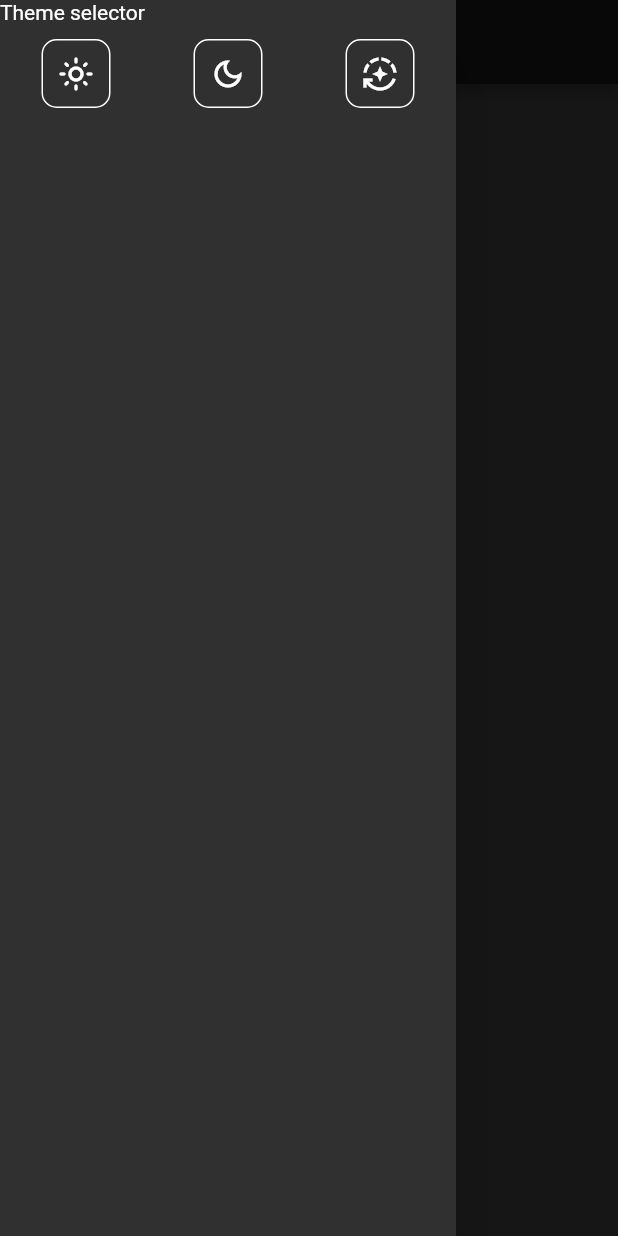
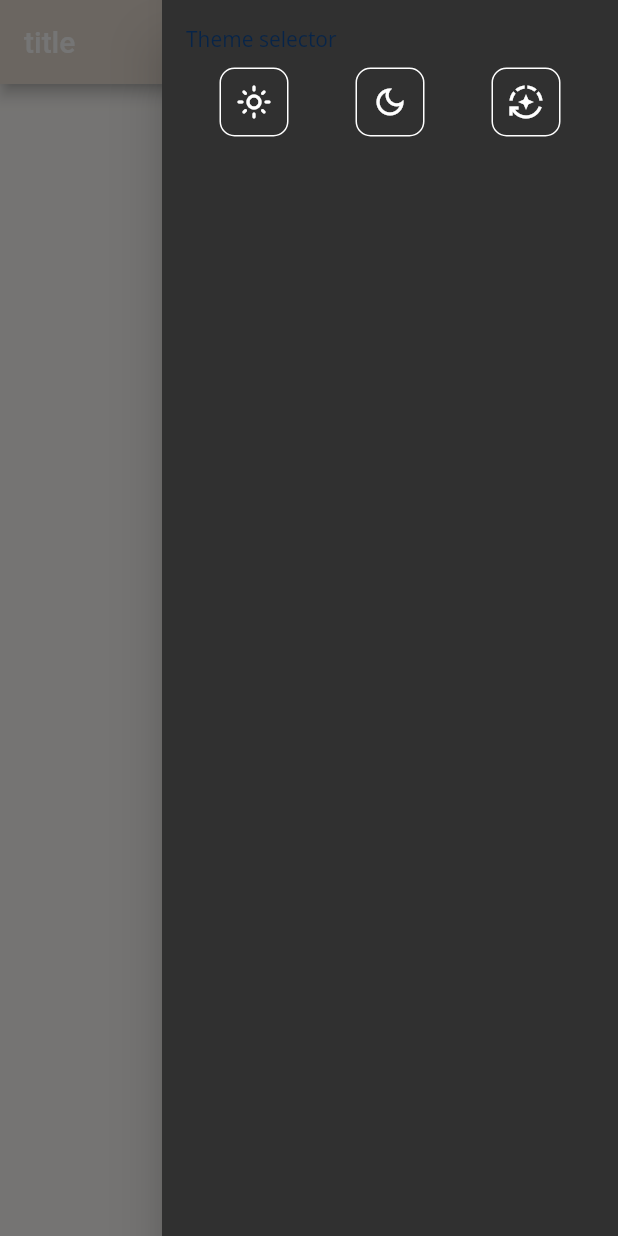
Before and after one commit to cristian2024/cobro_app, a Flutter app: the screen it shows after launch, in the side drawer, after a tap on the "light mode" icon, on a phone screen of 412 x 824 dp. Run offline on Flutter 3.47's test engine with Material 2 defaults, Android fonts, the light colour scheme and no system bars; our stand-ins replace flutter_bloc, flutter_secure_storage, google_fonts.

Commit message:
Using provider to dependency injection of services

```diff
--- a/lib/bloc/bloc_config.dart
+++ b/lib/bloc/bloc_config.dart
@@ -1,6 +1,8 @@
 import 'package:cobro_app/bloc/theme/theme_cubit.dart';
+import 'package:cobro_app/services/theme/theme_service.dart';
 import 'package:flutter/material.dart';
 import 'package:flutter_bloc/flutter_bloc.dart';
+import 'package:provider/provider.dart';
 
 class BlocConfig extends StatelessWidget {
   const BlocConfig({
@@ -14,7 +16,13 @@
     return MultiBlocProvider(
       providers: [
         BlocProvider(
-          create: (context) => ThemeCubit(ThemeData.dark()),
+          create: (context) => ThemeCubit(
+            ThemeData.dark(),
+            service: Provider.of<ThemeService>(
+              context,
+              listen: false,
+            ),
+          ),
         ),
       ],
       child: child,
--- a/lib/bloc/theme/theme_cubit.dart
+++ b/lib/bloc/theme/theme_cubit.dart
@@ -1,10 +1,17 @@
+import 'package:cobro_app/services/theme/theme_service.dart';
+import 'package:cobro_app/ui/theme.dart';
 import 'package:flutter/material.dart';
 import 'package:flutter_bloc/flutter_bloc.dart';
 
 class ThemeCubit extends Cubit<ThemeData> {
-  ThemeCubit(super.initialState);
-
-  void changeColorTheme(ThemeData theme) {
-    emit(theme);
+  ThemeCubit(
+    super.initialState, {
+    required this.service,
+  });
+  ThemeService service;
+  void changeColorTheme(ThemeOptions option) async {
+    ThemeData data = service.getThemeFromOption(option);
+    await service.setThemeDataOnStorage(option);
+    emit(data);
   }
 }
--- a/lib/main.dart
+++ b/lib/main.dart
@@ -1,5 +1,6 @@
 import 'package:cobro_app/bloc/bloc_config.dart';
 import 'package:cobro_app/bloc/theme/theme_cubit.dart';
+import 'package:cobro_app/providers/profiders_config.dart';
 import 'package:cobro_app/repository/repositories_config.dart';
 import 'package:cobro_app/ui/routes.dart';
 import 'package:cobro_app/ui/theme.dart';
@@ -15,19 +16,21 @@
 
   @override
   Widget build(BuildContext context) {
-    return RepositoriesConfig(
+    return ProvidersConfig(
+      child: RepositoriesConfig(
         child: BlocConfig(
           child: BlocBuilder<ThemeCubit, ThemeData>(
             builder: (context, state) {
               return MaterialApp(
                 title: 'Cobro',
-              theme: AppThemes.darkTheme,
+                theme: state,
                 routes: AppRoutes.routes,
                 initialRoute: AppRoutes.initialRoute,
               );
             },
           ),
         ),
+      ),
     );
   }
 }
--- /dev/null
+++ b/lib/providers/profiders_config.dart
@@ -0,0 +1,22 @@
+import 'package:cobro_app/services/theme/theme_service.dart';
+import 'package:flutter/material.dart';
+import 'package:provider/provider.dart';
+
+class ProvidersConfig extends StatelessWidget {
+  const ProvidersConfig({
+    super.key,
+    this.child,
+  });
+  final Widget? child;
+  @override
+  Widget build(BuildContext context) {
+    return MultiProvider(
+      providers: [
+        Provider(
+          create: (context) => ThemeService(),
+        ),
+      ],
+      child: child,
+    );
+  }
+}
--- a/lib/services/theme/theme_service.dart
+++ b/lib/services/theme/theme_service.dart
@@ -3,12 +3,19 @@
 import 'package:flutter/material.dart';
 
 class ThemeService {
+  static AppTheme _theme = AppTheme();
   Future<ThemeData> getThemeDataFromStorage() async {
+    String optionStored = (await ThemeStorage.getThemeOption()) ?? 'light';
+    ThemeOptions option = _theme.fromString(optionStored);
 
-    AppTheme theme = AppTheme();
-    String optionStored = (await ThemeStorage.getThemeOption()) ?? 'light';
-    ThemeOptions option = theme.fromString(optionStored);
+    return _theme.themes()[option] ?? _theme.globalTheme();
+  }
 
-    return theme.themes()[option] ?? theme.globalTheme();
+  Future<void> setThemeDataOnStorage(ThemeOptions optionTheme) async {
+    String value = _theme.toOptionString(optionTheme);
+    ThemeStorage.setThemeOption(value);
   }
+
+  ThemeData getThemeFromOption(ThemeOptions optionTheme) =>
+      _theme.themes()[optionTheme] ?? _theme.globalTheme();
 }
--- a/lib/ui/main.ui/initial_page.dart
+++ b/lib/ui/main.ui/initial_page.dart
@@ -8,7 +8,7 @@
   Widget build(BuildContext context) {
     return Scaffold(
       appBar: AppBar(title: const Text('title')),
-      drawer: const MainDrawer(),
+      endDrawer: const MainDrawer(),
     );
   }
 }
--- a/lib/ui/main.ui/widgets/main_drawer.dart
+++ b/lib/ui/main.ui/widgets/main_drawer.dart
@@ -8,10 +8,13 @@
   Widget build(BuildContext context) {
     return Drawer(
       child: SafeArea(
-        child: ListView(
-          children: const [
-            ThemeSelector(),
-          ],
+        child: Padding(
+          padding: const EdgeInsets.all(16.0),
+          child: ListView(
+            children: const [
+              ThemeSelector(),
+            ],
+          ),
         ),
       ),
     );
--- a/lib/ui/main.ui/widgets/theme_selector.dart
+++ b/lib/ui/main.ui/widgets/theme_selector.dart
@@ -1,4 +1,5 @@
 import 'package:cobro_app/bloc/theme/theme_cubit.dart';
+import 'package:cobro_app/ui/theme.dart';
 import 'package:cobro_app/ui/widgets/buttons/minimalist_button.dart';
 import 'package:flutter/material.dart';
 import 'package:flutter_bloc/flutter_bloc.dart';
@@ -24,9 +25,8 @@
                   icon: Icons.light_mode_outlined,
                   padding: const EdgeInsets.all(10),
                   onTap: () {
-                    BlocProvider.of<ThemeCubit>(context).changeColorTheme(
-                      ThemeData.light(),
-                    );
+                    BlocProvider.of<ThemeCubit>(context)
+                        .changeColorTheme(ThemeOptions.light);
                   },
                 ),
                 MinimalistButton(
@@ -34,7 +34,7 @@
                   padding: const EdgeInsets.all(10),
                   onTap: () {
                     BlocProvider.of<ThemeCubit>(context).changeColorTheme(
-                      ThemeData.dark(),
+                      ThemeOptions.dark,
                     );
                   },
                 ),
@@ -42,15 +42,8 @@
                   icon: Icons.auto_mode_outlined,
                   padding: const EdgeInsets.all(10),
                   onTap: () {
-                    //obtaining the theme value for context
-                    bool isDark = MediaQuery.of(context).platformBrightness ==
-                        Brightness.dark;
-                    ThemeData theme = ThemeData.light();
-                    if (isDark) {
-                      theme = ThemeData.dark();
-                    }
                     BlocProvider.of<ThemeCubit>(context).changeColorTheme(
-                      theme,
+                      ThemeOptions.auto,
                     );
                   },
                 ),
--- a/lib/ui/theme.dart
+++ b/lib/ui/theme.dart
@@ -12,6 +12,16 @@
 class AppThemes {
   static ThemeData darkTheme = ThemeData.dark().copyWith(
     // backgroundColor: Colors.black,
+    scaffoldBackgroundColor: Colors.grey.shade900,
+    appBarTheme: const AppBarTheme(
+      backgroundColor: CColors.deepViolet,
+    ),
+    drawerTheme: const DrawerThemeData(
+      backgroundColor: CColors.deepViolet,
+    ),
+    iconTheme: const IconThemeData(
+      color: CColors.paleLavender,
+    ),
     colorScheme: const ColorScheme.dark().copyWith(
         // background: Colors.black,
         // background:  const Colors.?
--- a/lib/ui/widgets/buttons/minimalist_button.dart
+++ b/lib/ui/widgets/buttons/minimalist_button.dart
@@ -20,7 +20,9 @@
   Widget build(BuildContext context) {
     BoxDecoration minDecoration =
         (decoration ?? const BoxDecoration()).copyWith(
-      border: Border.all(color: Colors.white, style: BorderStyle.solid),
+      border: Border.all(
+          color: Theme.of(context).iconTheme.color ?? Colors.white,
+          style: BorderStyle.solid),
       borderRadius: BorderRadius.circular(10),
     );
     return RippleButton(
--- a/pubspec.yaml
+++ b/pubspec.yaml
@@ -15,6 +15,7 @@
   google_fonts: ^3.0.1
   equatable: ^2.0.5
   flutter_secure_storage: ^7.0.1
+  provider: ^6.0.5
 
 dev_dependencies:
   flutter_test:
```
Also changed, not shown: pubspec.lock. Lines whose indentation alone changed are shown as unchanged.
